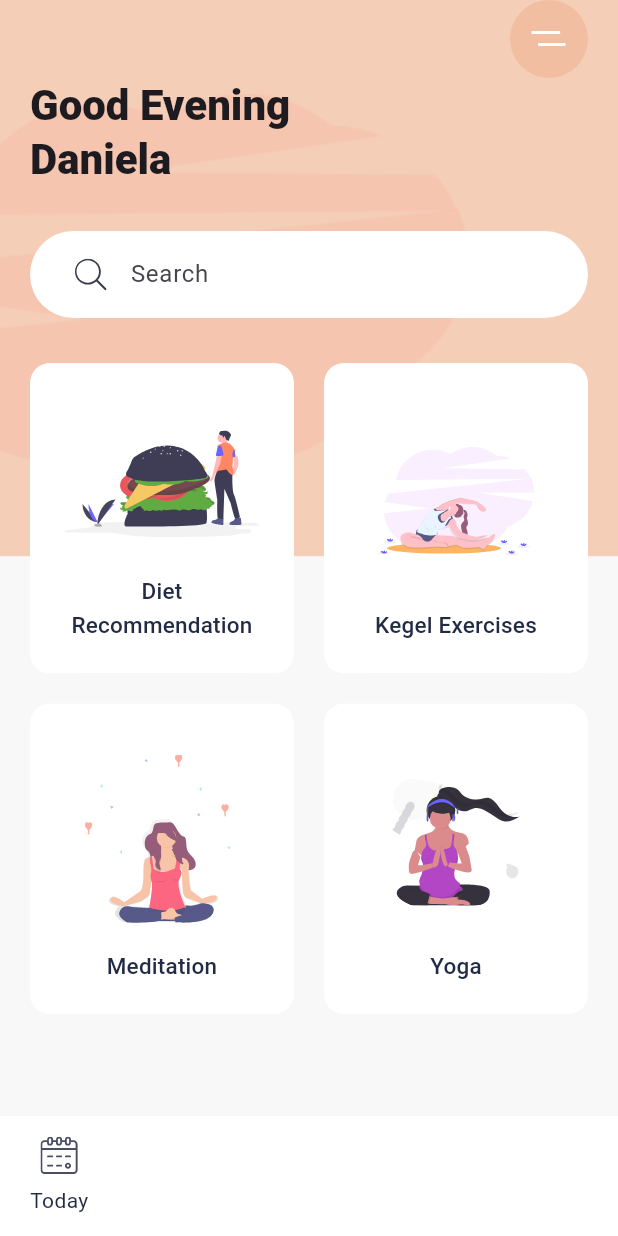
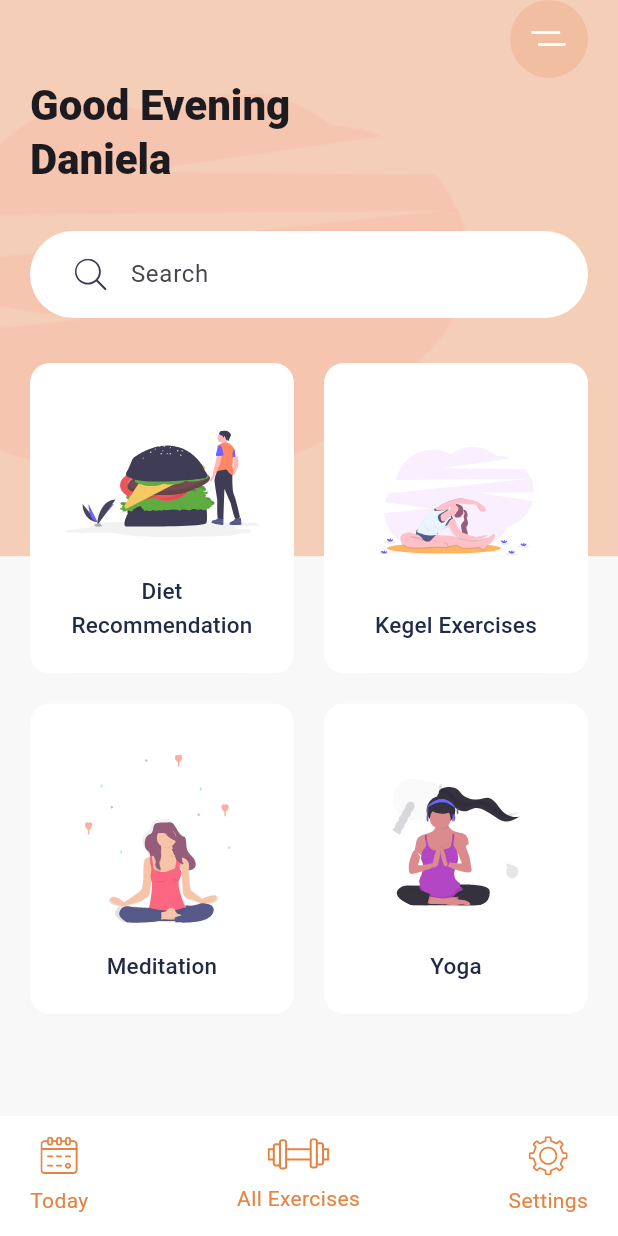
Before and after one commit to YM1587/Daily-exercise-app-meditation-app, a Flutter app: the screen it shows after launch, on a phone screen of 412 x 824 dp. Run offline on Flutter 3.47's test engine with Material 3 defaults, Android fonts, the phone set to English and light mode, and no system bars; our stand-ins replace flutter_svg.

Commit message:
Added the remaininig 2 icons for the bottom nav bar

```diff
--- a/lib/main.dart
+++ b/lib/main.dart
@@ -40,14 +40,26 @@ class HomeScreen extends StatelessWidget {
         height: 80.0,
         color: Colors.white,
         child: Row(
+          mainAxisAlignment: MainAxisAlignment.spaceBetween,
+          children: [
+            BottomNavItem(
+              svgSrc: "assets/icons/calendar.svg",
+              title: "Today",
+              press: () {},
+              isActive: true,
+            ),
+            BottomNavItem(
+              svgSrc: "assets/icons/gym.svg",
+              title: "All Exercises",
+              press: () {},
+              isActive: true,),
+            BottomNavItem(
+              svgSrc: "assets/icons/Settings.svg",
+              title: "Settings",
+              press: () {},
+              isActive: true,),
 
-          children: [
-            Column(
-              mainAxisAlignment: MainAxisAlignment.spaceAround,
-              children: [SvgPicture.asset("assets/icons/calendar.svg"),
-              Text("Today" ),
-          ],
-          )
+
 
           ],
         ),
@@ -150,6 +162,32 @@ class HomeScreen extends StatelessWidget {
   }
 }
 
+class BottomNavItem extends StatelessWidget {
+  final String svgSrc;
+  final String title;
+  final VoidCallback press;
+  final bool isActive; // Removed initialization here
+  const BottomNavItem({
+    super.key, required this.svgSrc, required this.title, required this.press, required this.isActive,
+  });
+
+  @override
+  Widget build(BuildContext context) {
+    return GestureDetector(
+      onTap: press,
+      child: Column(
+        mainAxisAlignment: MainAxisAlignment.spaceAround,
+        children: [
+          SvgPicture.asset(svgSrc,color: isActive ? kActiveIconColor: kTextColor,),
+          Text(
+            title,
+            style: TextStyle(color: isActive ? kActiveIconColor: kTextColor),),
+        ],
+      ),
+    );
+  }
+}
+
 class CategoryCard extends StatelessWidget {
   final String svgSrc;
   final String title;
```
